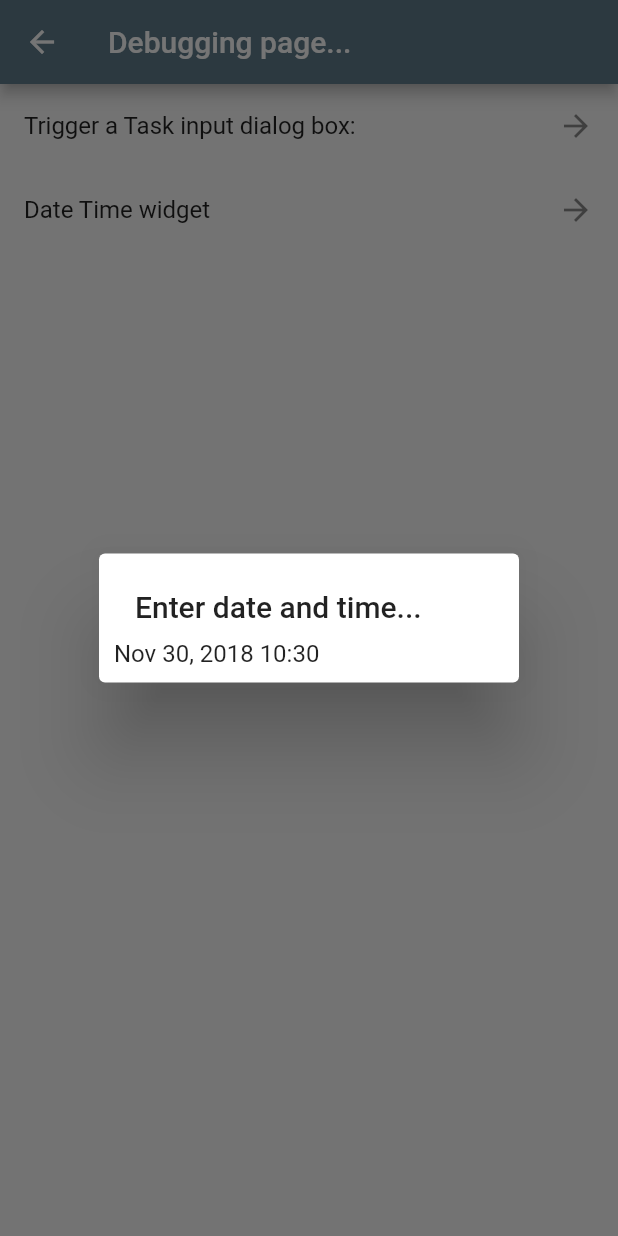
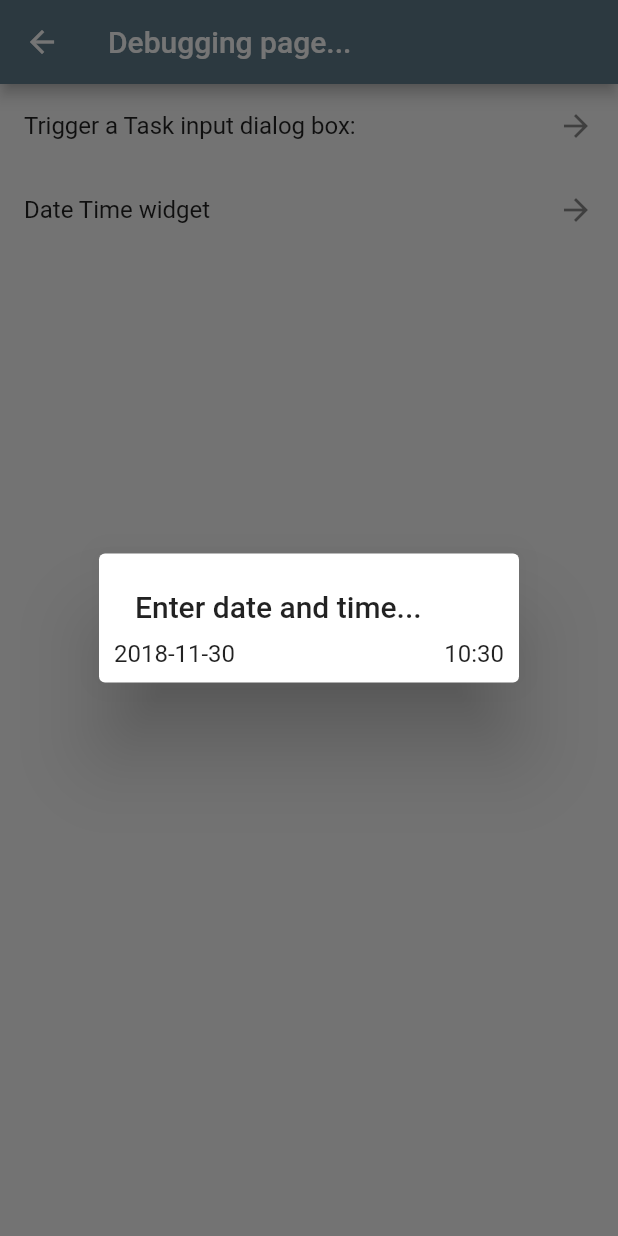
Before and after one commit to LandReagan/perfecto, a Flutter app: the DebugPage screen opened directly, after a tap on "Date Time widget", on a phone screen of 412 x 824 dp. Run offline on Flutter 3.47's test engine with Material 2 defaults, Android fonts, the phone set to English and light mode, and no system bars; our stand-ins replace cloud_firestore; accounts and stored records are empty.

Commit message:
#8 DateTimeInputWidget step1 completed

```diff
--- a/lib/widgets/DateTimeInputWidget.dart
+++ b/lib/widgets/DateTimeInputWidget.dart
@@ -1,12 +1,35 @@
 import 'package:flutter/material.dart';
 import 'package:intl/intl.dart';
 
-class DateTimeInputWidget extends StatelessWidget {
+class DateTimeInputWidget extends StatefulWidget {
 
-  final DateTime datetime;
+  final DateTime initialDateTime;
 
-  DateTimeInputWidget(this.datetime);
+  DateTimeInputWidget(this.initialDateTime);
 
+  _DateTimeInputWidgetState createState() => _DateTimeInputWidgetState();
+}
+
+class _DateTimeInputWidgetState extends State<DateTimeInputWidget> {
+
+  DateTime _datetime;
+
+  @override
+  void initState() {
+    _datetime = widget.initialDateTime;
+    super.initState();
+  }
+
+  String _getDateString() {
+    return _datetime.year.toString() + '-' + _datetime.month.toString() + '-' +
+        _datetime.day.toString();
+  }
+
+  String _getTimeString() {
+    return _datetime.hour.toString() + ':' + _datetime.minute.toString();
+  }
+
+  @override
   Widget build(BuildContext context) {
     return SimpleDialog(
       title: Text('Enter date and time...'),
@@ -14,7 +37,42 @@ class DateTimeInputWidget extends StatelessWidget {
       children: <Widget>[
         Row(
           children: <Widget>[
-            Text(DateFormat.yMMMd().add_Hm().format(DateTime.now())),
+            GestureDetector(
+              child: Text(_getDateString()),
+              onTap: () {
+                showDatePicker(
+                  context: context,
+                  initialDate: _datetime,
+                  // TODO: try to do something smarter!
+                  firstDate: _datetime.subtract(Duration(days: 10)),
+                  lastDate: _datetime.add(Duration(days: 366))
+                ).then((datetime) {
+                  setState(() {
+                    _datetime = datetime;
+                  });
+                });
+              },
+            ),
+            Spacer(),
+            GestureDetector(
+              child: Text(_getTimeString()),
+              onTap: () {
+                showTimePicker(
+                  context: context,
+                  initialTime: TimeOfDay.fromDateTime(_datetime)
+                ).then((time) {
+                  setState(() {
+                    _datetime = DateTime(
+                      _datetime.year,
+                      _datetime.month,
+                      _datetime.day,
+                      time.hour,
+                      time.minute,
+                    );
+                  });
+                });
+              },
+            ),
           ],
         ),
       ],
--- a/lib/widgets/NewTaskDialog.dart
+++ b/lib/widgets/NewTaskDialog.dart
@@ -45,6 +45,8 @@ class _NewTaskDialogState extends State<NewTaskDialog> {
           },
         ),
         Divider(height: 10.0,),
+        Text('Date time'),
+        Divider(height: 10.0,),
         Container(
           alignment: Alignment.center,
           decoration: BoxDecoration(
```
Also changed, not shown: lib/database/Database.dart (+5 -2 lines), lib/widgets/FlowTasksWidget.dart (+3 -18 lines).
